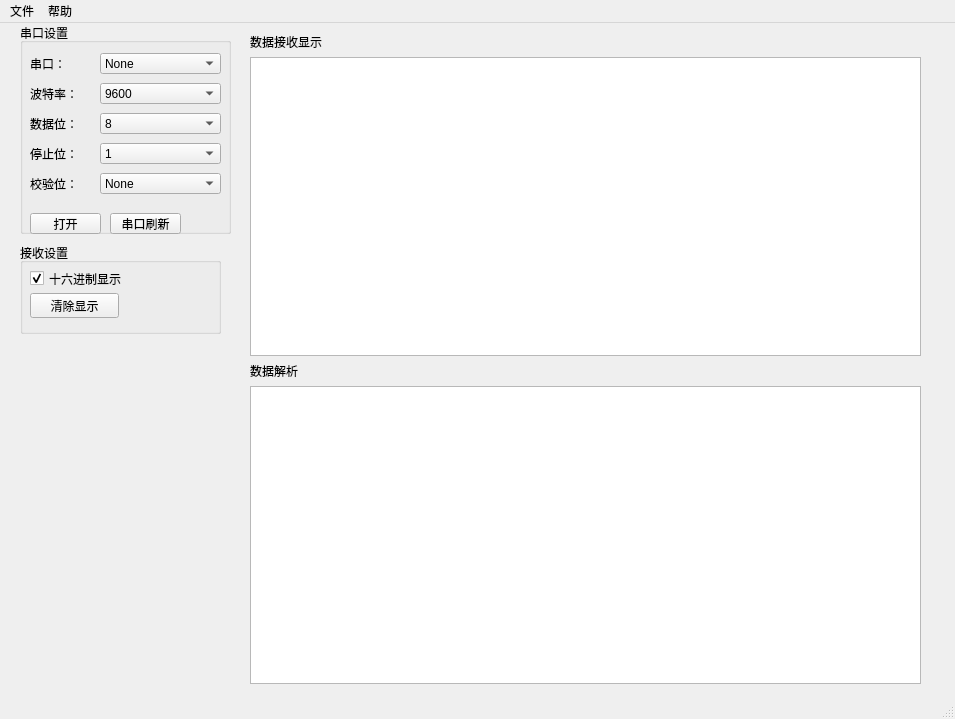
First picture: the form in include/mainwindow.ui, repository Sweaterz/serialTest, before the edit.
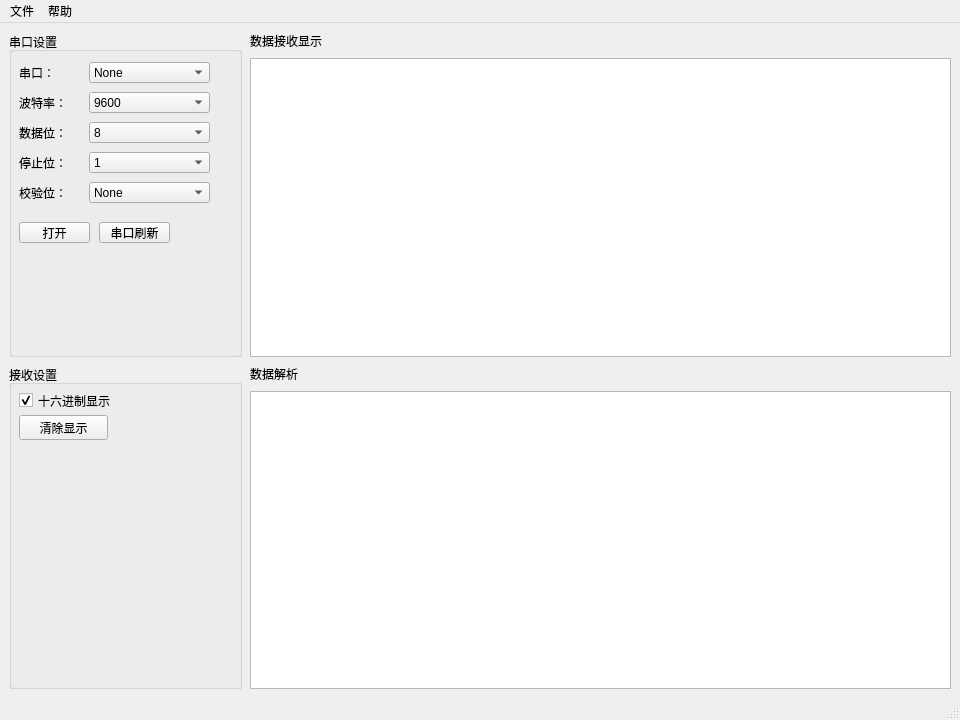
Second picture: the form after the edit. Custom widgets are drawn as their Qt base class.

Commit message: 添加了界面布局，部件可以随窗口大小而变化

Diff of the .ui file:
```diff
--- a/include/mainwindow.ui
+++ b/include/mainwindow.ui
@@ -6,102 +6,60 @@
    <rect>
     <x>0</x>
     <y>0</y>
-    <width>955</width>
-    <height>719</height>
+    <width>960</width>
+    <height>720</height>
    </rect>
   </property>
+  <property name="sizePolicy">
+   <sizepolicy hsizetype="Expanding" vsizetype="Expanding">
+    <horstretch>0</horstretch>
+    <verstretch>0</verstretch>
+   </sizepolicy>
+  </property>
+  <property name="minimumSize">
+   <size>
+    <width>960</width>
+    <height>720</height>
+   </size>
+  </property>
   <property name="windowTitle">
    <string>串口调试工具</string>
   </property>
   <widget class="QWidget" name="centralwidget">
-   <widget class="QWidget" name="verticalLayoutWidget">
-    <property name="geometry">
-     <rect>
-      <x>250</x>
-      <y>10</y>
-      <width>671</width>
-      <height>651</height>
-     </rect>
-    </property>
-    <layout class="QVBoxLayout" name="verticalLayout">
-     <item>
-      <widget class="QLabel" name="label_3">
-       <property name="text">
-        <string>数据接收显示</string>
-       </property>
-      </widget>
-     </item>
-     <item>
-      <widget class="QListWidget" name="receiveDataArea"/>
-     </item>
-     <item>
-      <widget class="QLabel" name="label_7">
-       <property name="text">
-        <string>数据解析</string>
-       </property>
-      </widget>
-     </item>
-     <item>
-      <widget class="QListWidget" name="parseDataArea"/>
-     </item>
-     <item>
-      <layout class="QHBoxLayout" name="horizontalLayout"/>
-     </item>
-    </layout>
-   </widget>
-   <widget class="QGroupBox" name="groupBox">
-    <property name="geometry">
-     <rect>
-      <x>20</x>
-      <y>220</y>
-      <width>201</width>
-      <height>91</height>
-     </rect>
-    </property>
-    <property name="title">
-     <string>接收设置</string>
-    </property>
-    <widget class="QCheckBox" name="hexOutput">
-     <property name="geometry">
-      <rect>
-       <x>10</x>
-       <y>20</y>
-       <width>111</width>
-       <height>31</height>
-      </rect>
-     </property>
-     <property name="text">
-      <string>十六进制显示</string>
-     </property>
-     <property name="checked">
-      <bool>true</bool>
-     </property>
-     <property name="tristate">
-      <bool>false</bool>
-     </property>
-    </widget>
-    <widget class="QPushButton" name="clearButton">
-     <property name="geometry">
-      <rect>
-       <x>10</x>
-       <y>50</y>
-       <width>89</width>
-       <height>25</height>
-      </rect>
-     </property>
-     <property name="text">
-      <string>清除显示</string>
-     </property>
-    </widget>
-   </widget>
+   <layout class="QGridLayout" name="gridLayout_2">
+    <item row="0" column="0">
+     <layout class="QGridLayout" name="gridLayout" rowstretch="1,1" columnstretch="1,3">
+      <property name="sizeConstraint">
+       <enum>QLayout::SetMinimumSize</enum>
+      </property>
+      <property name="spacing">
+       <number>8</number>
+      </property>
+      <item row="0" column="0">
    <widget class="QGroupBox" name="groupBox_2">
-    <property name="geometry">
-     <rect>
-      <x>20</x>
-      <y>0</y>
-      <width>211</width>
-      <height>211</height>
-     </rect>
+        <property name="sizePolicy">
+         <sizepolicy hsizetype="Preferred" vsizetype="Minimum">
+          <horstretch>89</horstretch>
+          <verstretch>160</verstretch>
+         </sizepolicy>
+        </property>
+        <property name="minimumSize">
+         <size>
+          <width>233</width>
+          <height>321</height>
+         </size>
+        </property>
+        <property name="maximumSize">
+         <size>
+          <width>233</width>
+          <height>999999</height>
+         </size>
+        </property>
+        <property name="sizeIncrement">
+         <size>
+          <width>89</width>
+          <height>138</height>
+         </size>
     </property>
     <property name="title">
      <string>串口设置</string>
@@ -341,13 +299,127 @@
      </property>
     </widget>
    </widget>
+      </item>
+      <item row="1" column="0">
+       <widget class="QGroupBox" name="groupBox">
+        <property name="sizePolicy">
+         <sizepolicy hsizetype="Preferred" vsizetype="Preferred">
+          <horstretch>0</horstretch>
+          <verstretch>0</verstretch>
+         </sizepolicy>
+        </property>
+        <property name="minimumSize">
+         <size>
+          <width>230</width>
+          <height>0</height>
+         </size>
+        </property>
+        <property name="maximumSize">
+         <size>
+          <width>233</width>
+          <height>99999</height>
+         </size>
+        </property>
+        <property name="title">
+         <string>接收设置</string>
+        </property>
+        <widget class="QCheckBox" name="hexOutput">
+         <property name="geometry">
+          <rect>
+           <x>10</x>
+           <y>20</y>
+           <width>111</width>
+           <height>31</height>
+          </rect>
+         </property>
+         <property name="text">
+          <string>十六进制显示</string>
+         </property>
+         <property name="checked">
+          <bool>true</bool>
+         </property>
+         <property name="tristate">
+          <bool>false</bool>
+         </property>
+        </widget>
+        <widget class="QPushButton" name="clearButton">
+         <property name="geometry">
+          <rect>
+           <x>10</x>
+           <y>50</y>
+           <width>89</width>
+           <height>25</height>
+          </rect>
+         </property>
+         <property name="text">
+          <string>清除显示</string>
+         </property>
+        </widget>
+       </widget>
+      </item>
+      <item row="0" column="1" rowspan="2">
+       <layout class="QVBoxLayout" name="verticalLayout_2">
+        <property name="sizeConstraint">
+         <enum>QLayout::SetMaximumSize</enum>
+        </property>
+        <item>
+         <widget class="QLabel" name="label_13">
+          <property name="text">
+           <string>数据接收显示</string>
+          </property>
+         </widget>
+        </item>
+        <item>
+         <widget class="QListWidget" name="receiveDataArea">
+          <property name="sizePolicy">
+           <sizepolicy hsizetype="Preferred" vsizetype="Expanding">
+            <horstretch>0</horstretch>
+            <verstretch>0</verstretch>
+           </sizepolicy>
+          </property>
+          <property name="minimumSize">
+           <size>
+            <width>526</width>
+            <height>256</height>
+           </size>
+          </property>
+         </widget>
+        </item>
+        <item>
+         <widget class="QLabel" name="label_14">
+          <property name="text">
+           <string>数据解析</string>
+          </property>
+         </widget>
+        </item>
+        <item>
+         <widget class="QListWidget" name="parseDataArea">
+          <property name="sizePolicy">
+           <sizepolicy hsizetype="Preferred" vsizetype="Expanding">
+            <horstretch>0</horstretch>
+            <verstretch>0</verstretch>
+           </sizepolicy>
+          </property>
+          <property name="minimumSize">
+           <size>
+            <width>526</width>
+            <height>256</height>
+           </size>
+          </property>
+         </widget>
+        </item>
+       </layout>
+      </item>
+     </layout>
+    </item>
+   </layout>
   </widget>
   <widget class="QMenuBar" name="menubar">
    <property name="geometry">
     <rect>
      <x>0</x>
      <y>0</y>
-     <width>955</width>
+     <width>960</width>
      <height>28</height>
     </rect>
    </property>
```
Left out of the diff: 10 changed lines with no effect on the pictures. Lines whose indentation alone changed are shown as unchanged. The commit also changes 2 other files.
